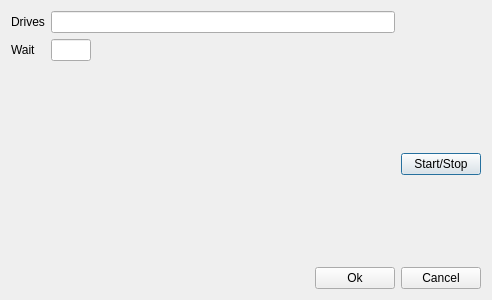
Before: the Qt Designer form assets/ui/settings.ui in joaonc/hd_active, drawn with Qt 5.
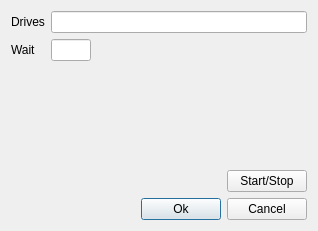
After: the same form once the commit is applied.

What changed in the file:
```diff
--- a/assets/ui/settings.ui
+++ b/assets/ui/settings.ui
@@ -6,14 +6,14 @@
    <rect>
     <x>0</x>
     <y>0</y>
-    <width>492</width>
-    <height>300</height>
+    <width>318</width>
+    <height>231</height>
    </rect>
   </property>
   <property name="minimumSize">
    <size>
     <width>300</width>
-    <height>200</height>
+    <height>150</height>
    </size>
   </property>
   <property name="maximumSize">
@@ -25,8 +25,8 @@
   <property name="windowTitle">
    <string>HD Active</string>
   </property>
-  <layout class="QGridLayout" name="gridLayout_2">
-   <item row="0" column="0">
+  <layout class="QVBoxLayout" name="verticalLayout">
+   <item>
     <layout class="QGridLayout" name="gridLayout">
      <property name="sizeConstraint">
       <enum>QLayout::SetDefaultConstraint</enum>
@@ -66,14 +66,44 @@
      </item>
     </layout>
    </item>
-   <item row="1" column="1">
+   <item>
+    <spacer name="verticalSpacer">
+     <property name="orientation">
+      <enum>Qt::Vertical</enum>
+     </property>
+     <property name="sizeHint" stdset="0">
+      <size>
+       <width>20</width>
+       <height>40</height>
+      </size>
+     </property>
+    </spacer>
+   </item>
+   <item>
+    <layout class="QHBoxLayout" name="horizontalLayout_2">
+     <item>
+      <spacer name="horizontalSpacer_2">
+       <property name="orientation">
+        <enum>Qt::Horizontal</enum>
+       </property>
+       <property name="sizeHint" stdset="0">
+        <size>
+         <width>40</width>
+         <height>20</height>
+        </size>
+       </property>
+      </spacer>
+     </item>
+     <item>
     <widget class="QPushButton" name="change_state_button">
      <property name="text">
       <string>Start/Stop</string>
      </property>
     </widget>
    </item>
-   <item row="2" column="0" colspan="2">
+    </layout>
+   </item>
+   <item>
     <layout class="QHBoxLayout" name="horizontalLayout">
      <item>
       <spacer name="horizontalSpacer">
@@ -93,6 +123,9 @@
        <property name="text">
         <string>Ok</string>
        </property>
+       <property name="default">
+        <bool>true</bool>
+       </property>
       </widget>
      </item>
      <item>
@@ -107,19 +140,6 @@
      </item>
     </layout>
    </item>
-   <item row="1" column="0">
-    <spacer name="verticalSpacer">
-     <property name="orientation">
-      <enum>Qt::Vertical</enum>
-     </property>
-     <property name="sizeHint" stdset="0">
-      <size>
-       <width>20</width>
-       <height>40</height>
-      </size>
-     </property>
-    </spacer>
-   </item>
   </layout>
  </widget>
  <tabstops>
```
Lines whose indentation alone changed are shown as unchanged.
